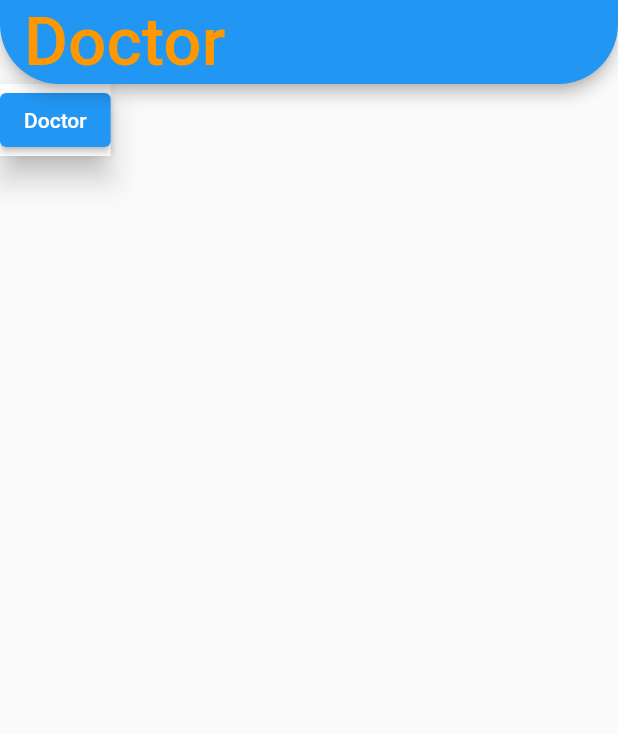
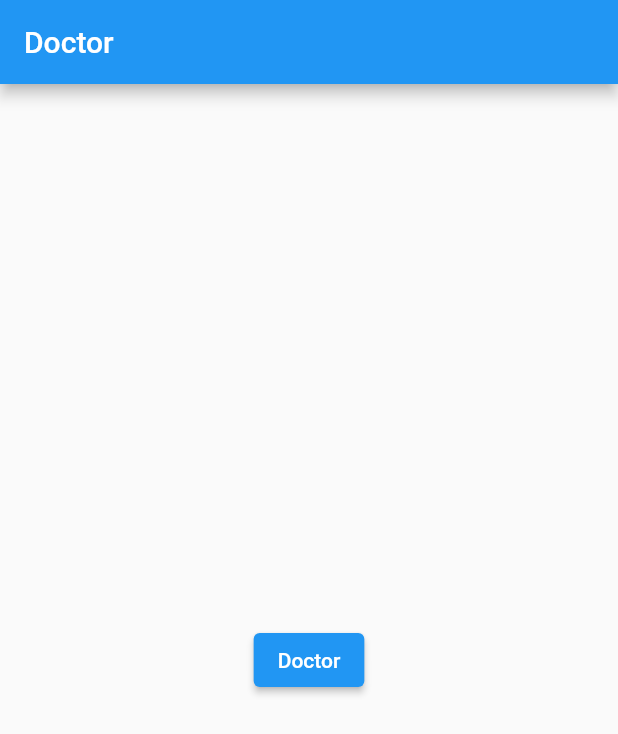
Before and after one commit to MosesColince/TodoAPP, a Flutter app: the screen it shows after launch, on a phone screen of 412 x 824 dp. Shown: the top 734 px of the screen. Run offline on Flutter 3.47's test engine with Material 2 defaults, Android fonts, the phone set to English and light mode, and no system bars; missing offline and left inert: dart:html.

Commit message:
Create main page#7

```diff
--- a/todoapp/lib/mainscreen.dart
+++ b/todoapp/lib/mainscreen.dart
@@ -11,18 +11,13 @@ class MainScreen extends StatelessWidget {
   Widget build(BuildContext context) {
     return Scaffold(
       appBar: AppBar(
-          title: const Text("Doctor",
-              style: TextStyle(color: Colors.orange, fontSize: 45)),
-          shape: RoundedRectangleBorder(
-              borderRadius: BorderRadiusDirectional.vertical(
-                  bottom: Radius.circular(40))),
+        title: const Text("Doctor"),
       ),
-        body: BottomAppBar(
+      body: Center(
         child: ElevatedButton(
         child: const Text("Doctor"),
         onPressed: () {
-              Navigator.push(
-                context,
+          Navigator.push(context,
            MaterialPageRoute(builder: (context) => LoginScreen()),
           );
         },
```
Lines whose indentation alone changed are shown as unchanged.
